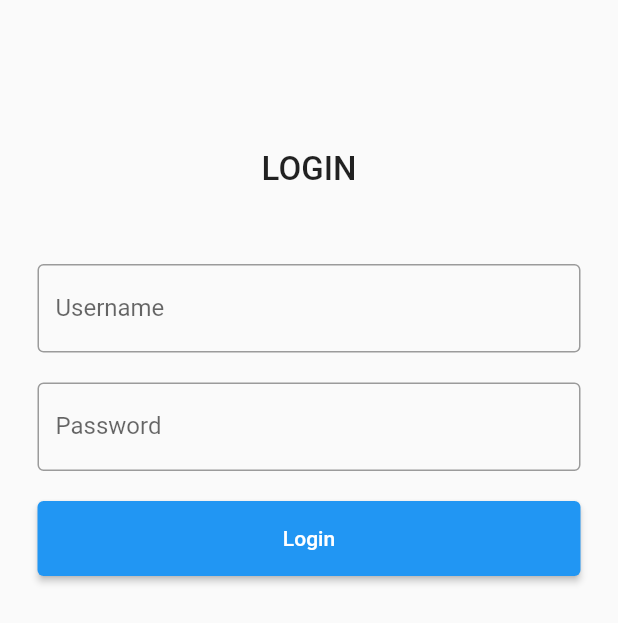
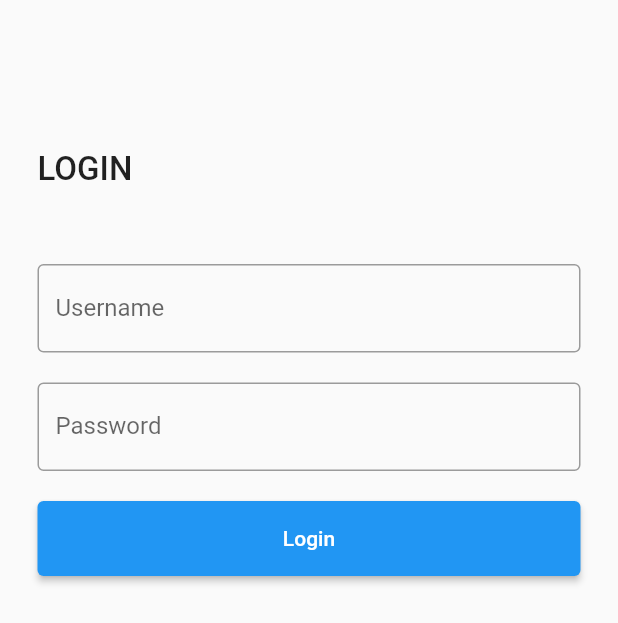
Before and after one commit to getaseww/Note_App, a Flutter app: the screen it shows after launch, on a phone screen of 412 x 824 dp. Shown: the top 623 px of the screen. Run offline on Flutter 3.47's test engine with Material 2 defaults, Android fonts, the phone set to English and light mode, and no system bars; our stand-ins replace bloc, equatable, flutter_bloc.

Commit message:
some minor changes

```diff
--- a/lib/features/login/presentation/pages/login.dart
+++ b/lib/features/login/presentation/pages/login.dart
@@ -17,7 +17,7 @@ class _LoginPageState extends State<LoginPage> {
       key: loginScreenKey,
       body: Padding(
         padding: const EdgeInsets.fromLTRB(25, 100, 25, 0),
-        child: Column(children: [
+        child: ListView(children: [
           const Text(
             "LOGIN",
             style: TextStyle(fontSize: 22, fontWeight: FontWeight.w500),
--- a/lib/features/note/data/models/note_model.dart
+++ b/lib/features/note/data/models/note_model.dart
@@ -11,17 +11,6 @@ class NoteModel extends Equatable {
     required this.body,
     required this.status,
   });
-
-  NoteModel copyWith({
-    String? title,
-    String? body,
-    Status? status,
-  }) {
-    return NoteModel(
-        title: title ?? this.title,
-        body: body ?? this.body,
-        status: status ?? this.status);
-  }
 
   factory NoteModel.fromJson(Map<String, dynamic> json) {
     return NoteModel(
--- a/lib/features/note/presentation/bloc/note_bloc.dart
+++ b/lib/features/note/presentation/bloc/note_bloc.dart
@@ -1,5 +1,3 @@
-import 'dart:html';
-
 import 'package:bloc/bloc.dart';
 import 'package:meta/meta.dart';
 import 'package:test_project/features/note/data/models/note_model.dart';
--- a/lib/features/note/presentation/pages/add_note.dart
+++ b/lib/features/note/presentation/pages/add_note.dart
@@ -35,7 +35,7 @@ class _AddNotePageState extends State<AddNotePage> {
           padding: const EdgeInsets.fromLTRB(20, 100, 20, 0),
           child: Form(
               key: _formKey,
-              child: Column(
+              child: ListView(
                 children: [
                   Align(
                       alignment: Alignment.centerLeft,
--- a/lib/features/note/presentation/widgets/card.dart
+++ b/lib/features/note/presentation/widgets/card.dart
@@ -1,4 +1,3 @@
-import 'package:flutter/cupertino.dart';
 import 'package:flutter/material.dart';
 import 'package:flutter_bloc/flutter_bloc.dart';
 import 'package:test_project/features/note/data/models/note_model.dart';
--- a/lib/features/note/presentation/widgets/error_widget.dart
+++ b/lib/features/note/presentation/widgets/error_widget.dart
@@ -1,5 +1,3 @@
-import 'dart:html';
-
 import 'package:flutter/material.dart';
 
 class FailurWidget extends StatelessWidget {
```
